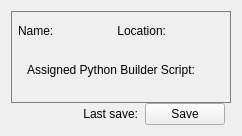
Qt form Code/Editor/Plugins/EditorAssetImporter/ImporterRootDisplay.ui (o3de/o3de) before a commit.
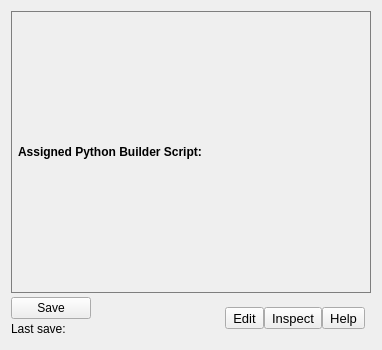
The same form after that commit. Icons and pictures are not drawn. Custom widgets are drawn as their Qt base class.

```diff
--- a/Code/Editor/Plugins/EditorAssetImporter/ImporterRootDisplay.ui
+++ b/Code/Editor/Plugins/EditorAssetImporter/ImporterRootDisplay.ui
@@ -6,8 +6,8 @@
    <rect>
     <x>0</x>
     <y>0</y>
-    <width>242</width>
-    <height>136</height>
+    <width>382</width>
+    <height>350</height>
    </rect>
   </property>
   <property name="sizePolicy">
@@ -20,63 +20,13 @@
    <property name="spacing">
     <number>0</number>
    </property>
-   <item row="3" column="0">
-    <layout class="QHBoxLayout" name="m_actionControlLayout">
-     <property name="rightMargin">
-      <number>6</number>
-     </property>
-     <item>
-      <spacer name="horizontalSpacer">
-       <property name="orientation">
-        <enum>Qt::Horizontal</enum>
-       </property>
-       <property name="sizeHint" stdset="0">
-        <size>
-         <width>0</width>
-         <height>0</height>
-        </size>
-       </property>
-      </spacer>
-     </item>
-     <item>
-      <widget class="QLabel" name="m_timeStampTitle">
-       <property name="text">
-        <string>Last save:</string>
-       </property>
-       <property name="alignment">
-        <set>Qt::AlignRight|Qt::AlignTrailing|Qt::AlignVCenter</set>
-       </property>
-      </widget>
-     </item>
-     <item>
-      <widget class="QLabel" name="m_timeStamp">
-       <property name="text">
-        <string/>
-       </property>
-      </widget>
-     </item>
-     <item>
-      <widget class="QPushButton" name="m_saveButton">
-       <property name="toolTip">
-        <string>Saves any changes to the scene settings to disk.</string>
-       </property>
-       <property name="text">
-        <string>Save</string>
-       </property>
-      </widget>
-     </item>
-    </layout>
-   </item>
-   <item row="1" column="0">
-    <layout class="QVBoxLayout" name="m_manifestWidgetAreaLayout"/>
-   </item>
-   <item row="0" column="0">
+   <item row="2" column="0">
     <widget class="QFrame" name="headerFrame">
      <property name="styleSheet">
-      <string notr="true">QFrame#headerFrame { border:1px solid rgb(126, 126, 126); }</string>
+      <string notr="true">QFrame#headerFrame { border:1px solid rgb(126, 126, 126); margin-bottom: 4px }</string>
      </property>
      <property name="frameShape">
-      <enum>QFrame::Panel</enum>
+      <enum>QFrame::NoFrame</enum>
      </property>
      <property name="frameShadow">
       <enum>QFrame::Plain</enum>
@@ -94,144 +44,11 @@
       <item row="0" column="0">
        <layout class="QVBoxLayout" name="HeaderVerticalLayout">
         <item>
-         <layout class="QHBoxLayout" name="HeaderFirstRow">
-          <item>
-           <widget class="QLabel" name="nameLabel">
-            <property name="text">
-             <string>Name:</string>
-            </property>
-           </widget>
-          </item>
-          <item>
-           <widget class="QLabel" name="m_filePathText">
-            <property name="sizePolicy">
-             <sizepolicy hsizetype="Preferred" vsizetype="Preferred">
-              <horstretch>0</horstretch>
-              <verstretch>0</verstretch>
-             </sizepolicy>
-            </property>
-            <property name="minimumSize">
-             <size>
-              <width>1</width>
-              <height>0</height>
-             </size>
-            </property>
-            <property name="toolTip">
-             <string>Settings for the scene file are stored in this sidecar file.</string>
-            </property>
-            <property name="styleSheet">
-             <string notr="true">#m_filePathText { margin: 2px; color: white; }</string>
-            </property>
-            <property name="alignment">
-             <set>Qt::AlignLeading|Qt::AlignLeft|Qt::AlignVCenter</set>
-            </property>
-           </widget>
-          </item>
-          <item>
-           <spacer name="PathAndFileSpacer">
-            <property name="orientation">
-             <enum>Qt::Horizontal</enum>
-            </property>
-            <property name="sizeType">
-             <enum>QSizePolicy::Expanding</enum>
-            </property>
-            <property name="sizeHint" stdset="0">
-             <size>
-              <width>40</width>
-              <height>20</height>
-             </size>
-            </property>
-           </spacer>
-          </item>
-          <item>
-           <widget class="QLabel" name="locationLabel">
-            <property name="text">
-             <string>Location:</string>
-            </property>
-            <property name="alignment">
-             <set>Qt::AlignRight|Qt::AlignTrailing|Qt::AlignVCenter</set>
-            </property>
-           </widget>
-          </item>
-          <item>
-           <widget class="AzQtComponents::ElidingLabel" name="m_fullPathText">
-            <property name="sizePolicy">
-             <sizepolicy hsizetype="Expanding" vsizetype="Fixed">
-              <horstretch>0</horstretch>
-              <verstretch>0</verstretch>
-             </sizepolicy>
-            </property>
-            <property name="text">
-             <string/>
-            </property>
-            <property name="alignment">
-             <set>Qt::AlignRight|Qt::AlignTrailing|Qt::AlignVCenter</set>
-            </property>
-            <property name="margin">
-             <number>-4</number>
-            </property>
-           </widget>
-          </item>
-          <item>
-           <layout class="QVBoxLayout" name="pushButtonAlignmentBox">
-            <item>
-             <widget class="QPushButton" name="m_showInExplorer">
-              <property name="sizePolicy">
-               <sizepolicy hsizetype="Fixed" vsizetype="Fixed">
-                <horstretch>0</horstretch>
-                <verstretch>0</verstretch>
-               </sizepolicy>
-              </property>
-              <property name="minimumSize">
-               <size>
-                <width>20</width>
-                <height>20</height>
-               </size>
-              </property>
-              <property name="maximumSize">
-               <size>
-                <width>20</width>
-                <height>20</height>
-               </size>
-              </property>
-              <property name="baseSize">
-               <size>
-                <width>20</width>
-                <height>20</height>
-               </size>
-              </property>
-              <property name="toolTip">
-               <string>Opens this folder in the file system.</string>
-              </property>
-              <property name="text">
-               <string/>
-              </property>
-              <property name="icon">
-               <iconset>
-                <normaloff>:/SceneUI/Manifest/show_in_explorer.svg</normaloff>:/SceneUI/Manifest/show_in_explorer.svg</iconset>
-              </property>
-              <property name="iconSize">
-               <size>
-                <width>18</width>
-                <height>18</height>
-               </size>
-              </property>
-              <property name="flat">
-               <bool>true</bool>
-              </property>
-             </widget>
-            </item>
-           </layout>
-          </item>
-         </layout>
-        </item>
-        <item>
-          <widget class="QWidget" name="HeaderPythonBuilderLayoutWidget">
          <layout class="QHBoxLayout" name="HeaderPythonBuilderLayout">
           <item>
            <widget class="QLabel" name="PythonBuilderScriptTitle">
             <property name="text">
-             <string>Assigned Python Builder Script:</string>
+             <string>&lt;b&gt;Assigned Python Builder Script:&lt;/b&gt;</string>
             </property>
            </widget>
           </item>
@@ -247,7 +64,7 @@
              <string/>
             </property>
             <property name="alignment">
-                    <set>Qt::AlignLeft|Qt::AlignVCenter</set>
+             <set>Qt::AlignLeading|Qt::AlignLeft|Qt::AlignVCenter</set>
             </property>
             <property name="margin">
              <number>-4</number>
@@ -268,13 +85,143 @@
            </spacer>
           </item>
          </layout>
-          </widget>
         </item>
        </layout>
       </item>
      </layout>
     </widget>
    </item>
+   <item row="5" column="0">
+    <layout class="QHBoxLayout" name="horizontalLayout">
+     <property name="rightMargin">
+      <number>6</number>
+     </property>
+     <item>
+      <layout class="QVBoxLayout" name="verticalLayout_4">
+       <item>
+        <widget class="QPushButton" name="m_saveButton">
+         <property name="sizePolicy">
+          <sizepolicy hsizetype="Maximum" vsizetype="Fixed">
+           <horstretch>0</horstretch>
+           <verstretch>0</verstretch>
+          </sizepolicy>
+         </property>
+         <property name="minimumSize">
+          <size>
+           <width>0</width>
+           <height>0</height>
+          </size>
+         </property>
+         <property name="toolTip">
+          <string>Saves any changes to the scene settings to disk.</string>
+         </property>
+         <property name="styleSheet">
+          <string notr="true"/>
+         </property>
+         <property name="text">
+          <string>Save</string>
+         </property>
+         <property name="iconSize">
+          <size>
+           <width>16</width>
+           <height>16</height>
+          </size>
+         </property>
+        </widget>
+       </item>
+       <item>
+        <layout class="QHBoxLayout" name="horizontalLayout_5">
+         <item>
+          <widget class="QLabel" name="m_timeStampTitle">
+           <property name="text">
+            <string>Last save:</string>
+           </property>
+           <property name="alignment">
+            <set>Qt::AlignLeading|Qt::AlignLeft|Qt::AlignVCenter</set>
+           </property>
+          </widget>
+         </item>
+         <item>
+          <widget class="QLabel" name="m_timeStamp">
+           <property name="text">
+            <string/>
+           </property>
+          </widget>
+         </item>
+         <item>
+          <spacer name="horizontalSpacer">
+           <property name="orientation">
+            <enum>Qt::Horizontal</enum>
+           </property>
+           <property name="sizeHint" stdset="0">
+            <size>
+             <width>40</width>
+             <height>20</height>
+            </size>
+           </property>
+          </spacer>
+         </item>
+        </layout>
+       </item>
+      </layout>
+     </item>
+     <item>
+      <widget class="QToolButton" name="m_editButton">
+       <property name="font">
+        <font>
+         <pointsize>10</pointsize>
+         <underline>false</underline>
+        </font>
+       </property>
+       <property name="styleSheet">
+        <string notr="true"/>
+       </property>
+       <property name="text">
+        <string>Edit</string>
+       </property>
+       <property name="popupMode">
+        <enum>QToolButton::InstantPopup</enum>
+       </property>
+       <property name="toolButtonStyle">
+        <enum>Qt::ToolButtonTextOnly</enum>
+       </property>
+      </widget>
+     </item>
+     <item>
+      <widget class="QToolButton" name="m_inspectButton">
+       <property name="font">
+        <font>
+         <pointsize>10</pointsize>
+        </font>
+       </property>
+       <property name="styleSheet">
+        <string notr="true"/>
+       </property>
+       <property name="text">
+        <string>Inspect</string>
+       </property>
+      </widget>
+     </item>
+     <item>
+      <widget class="QToolButton" name="m_helpButton">
+       <property name="font">
+        <font>
+         <pointsize>10</pointsize>
+        </font>
+       </property>
+       <property name="styleSheet">
+        <string notr="true"/>
+       </property>
+       <property name="text">
+        <string>Help</string>
+       </property>
+      </widget>
+     </item>
+    </layout>
+   </item>
+   <item row="6" column="0">
+    <layout class="QVBoxLayout" name="m_manifestWidgetAreaLayout"/>
+   </item>
   </layout>
  </widget>
  <customwidgets>
```
